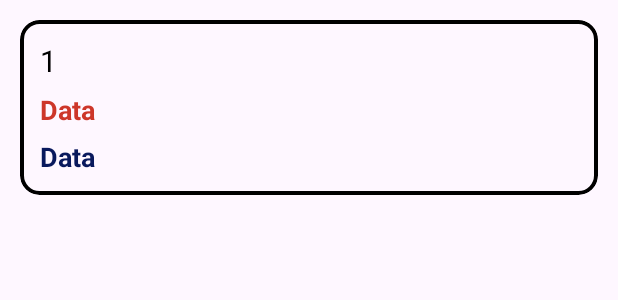
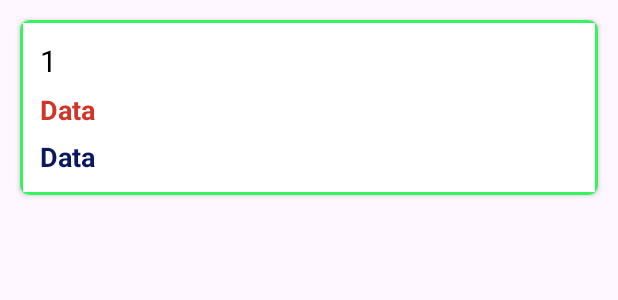
Before and after one commit to savaisolanki/GraphqlDataApplication, an Android app: the layout items_data.xml on its own in the app's theme, with its tools: preview values and no code run, on a phone screen of 412 x 824 dp. Shown: the top 300 px of the screen. Run offline under Robolectric (Android 15) with nearby library versions, the phone set to English and light mode, and no system bars.

```diff
--- a/app/src/main/java/com/example/graphqldataapplication/fragment/teas/ui/TeasFragment.kt
+++ b/app/src/main/java/com/example/graphqldataapplication/fragment/teas/ui/TeasFragment.kt
@@ -12,7 +12,6 @@ import androidx.databinding.DataBindingUtil
 import androidx.fragment.app.Fragment
 import androidx.lifecycle.ViewModelProvider
 import androidx.navigation.fragment.findNavController
-import androidx.recyclerview.widget.DefaultItemAnimator
 import com.example.graphqldataapplication.R
 import com.example.graphqldataapplication.databinding.FragmentTeasBinding
 import com.example.graphqldataapplication.fragment.teas.adapter.TeasAdapter
@@ -40,7 +39,6 @@ class TeasFragment : Fragment() {
         teasViewModel = ViewModelProvider(
             this, TeasViewModelFactory(teasRepository)
         )[TeasViewModel::class.java]
-        teasViewModel.getTeas()
 
 
     }
@@ -50,9 +48,9 @@ class TeasFragment : Fragment() {
         inflater: LayoutInflater, container: ViewGroup?, savedInstanceState: Bundle?
     ): View {
         binding = DataBindingUtil.inflate(inflater, R.layout.fragment_teas, container, false)
-            teasViewModel.getTeas()
 
         setLiveDataObservers()
+        teasViewModel.getTeas()
 
         return binding.root
     }
--- /dev/null
+++ b/app/src/main/res/drawable/card_border.xml
@@ -0,0 +1,8 @@
+<?xml version="1.0" encoding="utf-8"?>
+<shape xmlns:android="http://schemas.android.com/apk/res/android"
+    android:shape="rectangle">
+    <solid android:color="@android:color/transparent" />
+    <stroke
+        android:width="2dp"
+    android:color="@color/green" />
+</shape>
--- a/app/src/main/res/layout/items_data.xml
+++ b/app/src/main/res/layout/items_data.xml
@@ -1,25 +1,26 @@
 <?xml version="1.0" encoding="utf-8"?>
 <layout xmlns:android="http://schemas.android.com/apk/res/android"
-    xmlns:app="http://schemas.android.com/apk/res-auto">
+    xmlns:app="http://schemas.android.com/apk/res-auto"
+    xmlns:card_view="http://schemas.android.com/tools">
 
     <data>
 
     </data>
 
-    <com.google.android.material.card.MaterialCardView
+    <androidx.cardview.widget.CardView
         android:layout_width="match_parent"
         android:layout_height="wrap_content"
         android:layout_marginHorizontal="@dimen/_10sdp"
         android:layout_marginTop="@dimen/_10sdp"
-        app:cardCornerRadius="@dimen/_10sdp"
+        app:cardCornerRadius="@dimen/_5sdp"
         android:layout_marginBottom="@dimen/_10sdp"
-        app:strokeColor="@color/material_dynamic_secondary0"
-        app:strokeWidth="@dimen/_2sdp">
+        >
 
 
         <androidx.constraintlayout.widget.ConstraintLayout
             android:layout_width="match_parent"
             android:layout_height="wrap_content"
+            android:background="@drawable/card_border"
             android:padding="@dimen/_10sdp">
 
             <com.google.android.material.textview.MaterialTextView
@@ -64,6 +65,6 @@
 
 
         </androidx.constraintlayout.widget.ConstraintLayout>
-    </com.google.android.material.card.MaterialCardView>
+    </androidx.cardview.widget.CardView>
 
 </layout>
```
Also changed, not shown: app/src/main/res/layout/items_data_teas.xml (+4 -4 lines).
